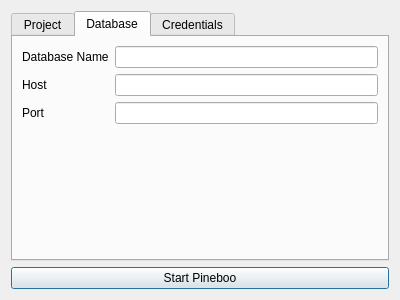
deavid/pineboo, file pineboolib/forms/dlg_connect.ui: the form before one commit.
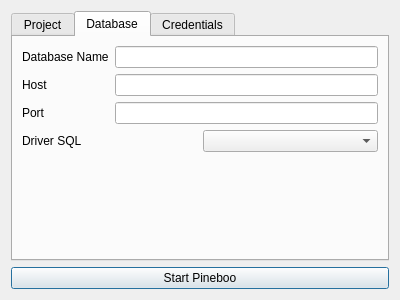
The form after the commit. The open tabs and pages were chosen to show the change.

Commit message: Se puede seleccionar un driver al cargar un proyecto, por linea de comandos o por dlg. Si no se especifica se carga el por defecto

Patch:
```diff
--- a/pineboolib/forms/dlg_connect.ui
+++ b/pineboolib/forms/dlg_connect.ui
@@ -105,7 +105,21 @@
        <item row="2" column="1">
         <widget class="QLineEdit" name="lePort"/>
        </item>
-       <item row="3" column="1">
+       <item row="3" column="0" colspan="2">
+        <layout class="QHBoxLayout" name="horizontalLayout">
+         <item>
+          <widget class="QLabel" name="label_8">
+           <property name="text">
+            <string>Driver SQL</string>
+           </property>
+          </widget>
+         </item>
+         <item>
+          <widget class="QComboBox" name="cBDrivers"/>
+         </item>
+        </layout>
+       </item>
+       <item row="4" column="1">
         <spacer name="verticalSpacer">
          <property name="orientation">
           <enum>Qt::Vertical</enum>
```
The commit also changes 6 other files.
